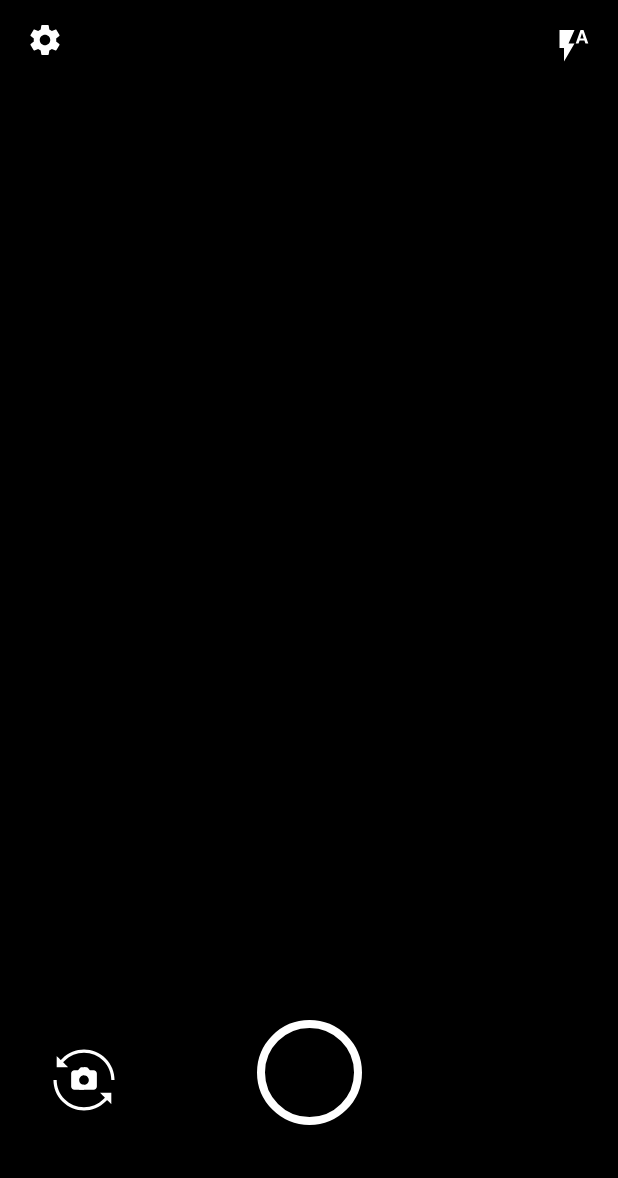
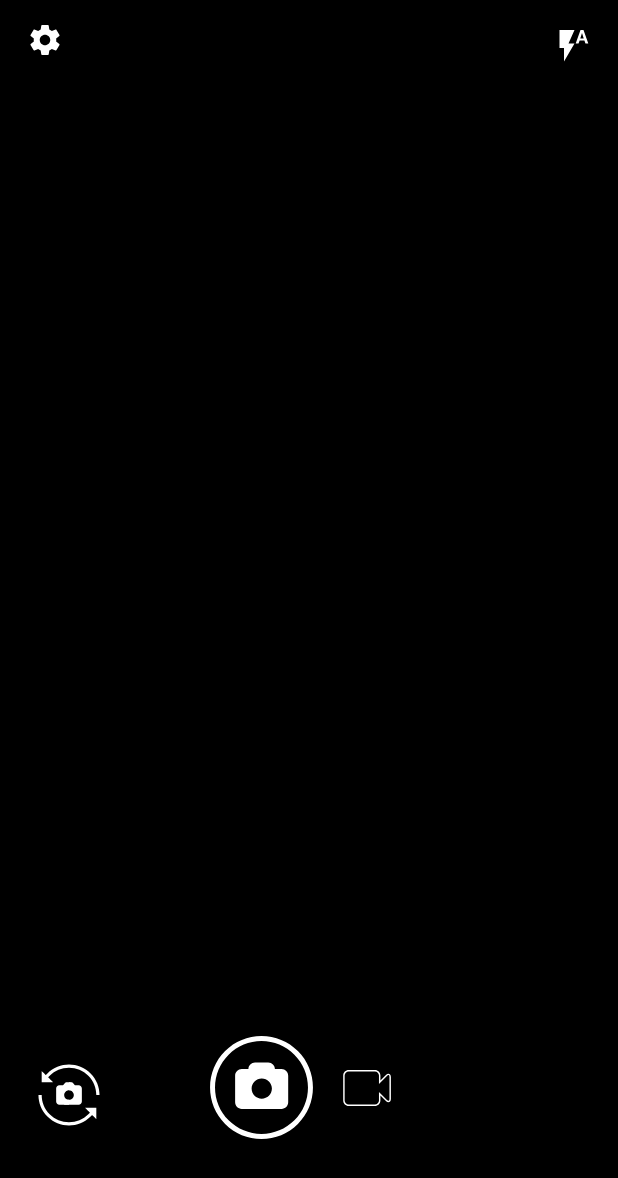
Before and after one commit to vasskob/CameraTest, an Android app: the screen it shows after launch (CameraActivity), on a phone screen of 412 x 824 dp. Shown: the top 1178 px of the screen. Run offline under Robolectric (Android 15) with nearby library versions, the phone set to English and light mode, and no system bars; our stand-ins replace ButterKnife; libraries missing offline, so code that uses them is left out: com.mikhaellopez.circularimageview, com.nabinbhandari.android; plain views replace CircularImageView; Roboto replaces fonts that are not available here; 1 statement that could not run was skipped.

Commit message:
Add photo & video capturing on mane screen. Add new icons for capture btns. Refactoring. Bug fixing.

```diff
--- a/app/src/main/java/com/example/vasskob/mycamera/customView/FocusView.java
+++ b/app/src/main/java/com/example/vasskob/mycamera/customView/FocusView.java
@@ -10,7 +10,7 @@ import android.view.View;
 
 import com.example.vasskob.mycamera.R;
 
-import static com.example.vasskob.mycamera.utils.CameraUtils.FOCUS_VIEW_HEIGHT;
+import static com.example.vasskob.mycamera.utils.Constants.FOCUS_VIEW_HEIGHT;
 
 
 public class FocusView extends View {
--- a/app/src/main/java/com/example/vasskob/mycamera/screens/PhotoViewerActivity.java
+++ b/app/src/main/java/com/example/vasskob/mycamera/screens/PhotoViewerActivity.java
@@ -13,7 +13,7 @@ import butterknife.BindView;
 import butterknife.ButterKnife;
 import butterknife.OnClick;
 
-import static com.example.vasskob.mycamera.utils.CameraUtils.PHOTO_PATH;
+import static com.example.vasskob.mycamera.utils.Constants.PHOTO_PATH;
 
 
 public class PhotoViewerActivity extends Activity {
--- a/app/src/main/res/drawable/btn_selector.xml
+++ /dev/null
@@ -1,6 +0,0 @@
-<?xml version="1.0" encoding="utf-8"?>
-<selector xmlns:android="http://schemas.android.com/apk/res/android">
-    <item android:drawable="@drawable/btn_shape_pressed" android:state_pressed="true"/>
-    <item android:drawable="@drawable/btn_shape_pressed_video" android:state_selected="true"/>
-    <item android:drawable="@drawable/btn_shape"/>
-</selector>
--- /dev/null
+++ b/app/src/main/res/drawable/ic_camera.xml
@@ -0,0 +1,12 @@
+<vector xmlns:android="http://schemas.android.com/apk/res/android"
+        android:width="24dp"
+        android:height="24dp"
+        android:viewportHeight="1000.0"
+        android:viewportWidth="1000.0">
+    <path
+        android:fillColor="#FFFFFF"
+        android:pathData="M500,990c-130.9,0 -253.9,-51 -346.5,-143.5C61,753.9 10,630.9 10,500c0,-130.9 51,-253.9 143.5,-346.5C246.1,61 369.1,10 500,10c130.9,0 253.9,51 346.5,143.5C939,246.1 990,369.1 990,500c0,130.9 -51,253.9 -143.5,346.5C753.9,939 630.9,990 500,990zM500,57.3c-118.3,0 -229.4,46 -313,129.7C103.3,270.6 57.3,381.7 57.3,500c0,118.3 46,229.4 129.7,313c83.6,83.6 194.8,129.7 313,129.7c118.3,0 229.4,-46.1 313,-129.7c83.6,-83.6 129.7,-194.8 129.7,-313c0,-118.3 -46,-229.4 -129.7,-313C729.4,103.3 618.3,57.3 500,57.3z"/>
+    <path
+        android:fillColor="#FFFFFF"
+        android:pathData="M691,324.7h-63.2c0,-34.9 -28.3,-63.2 -63.2,-63.2H438.4c-34.9,0 -63.2,28.3 -63.2,63.2H312c-34.9,0 -63.2,28.3 -63.2,63.2v252.7c0,34.9 28.3,63.2 63.2,63.2h379c34.9,0 63.2,-28.3 63.2,-63.2V387.9C754.2,353 725.9,324.7 691,324.7L691,324.7zM502.5,606.7c-53.3,0 -96.6,-43.2 -96.6,-96.6c0,-53.3 43.2,-96.6 96.6,-96.6c53.3,0 96.6,43.2 96.6,96.6C599.1,563.5 555.9,606.7 502.5,606.7L502.5,606.7z"/>
+</vector>
--- /dev/null
+++ b/app/src/main/res/drawable/ic_camera_pressed.xml
@@ -0,0 +1,12 @@
+<vector xmlns:android="http://schemas.android.com/apk/res/android"
+        android:width="24dp"
+        android:height="24dp"
+        android:viewportHeight="1000.0"
+        android:viewportWidth="1000.0">
+    <path
+        android:fillColor="#DD2C00"
+        android:pathData="M500,990c-130.9,0 -253.9,-51 -346.5,-143.5C61,753.9 10,630.9 10,500c0,-130.9 51,-253.9 143.5,-346.5C246.1,61 369.1,10 500,10c130.9,0 253.9,51 346.5,143.5C939,246.1 990,369.1 990,500c0,130.9 -51,253.9 -143.5,346.5C753.9,939 630.9,990 500,990zM500,57.3c-118.3,0 -229.4,46 -313,129.7C103.3,270.6 57.3,381.7 57.3,500c0,118.3 46,229.4 129.7,313c83.6,83.6 194.8,129.7 313,129.7c118.3,0 229.4,-46.1 313,-129.7c83.6,-83.6 129.7,-194.8 129.7,-313c0,-118.3 -46,-229.4 -129.7,-313C729.4,103.3 618.3,57.3 500,57.3z"/>
+    <path
+        android:fillColor="#DD2C00"
+        android:pathData="M691,324.7h-63.2c0,-34.9 -28.3,-63.2 -63.2,-63.2H438.4c-34.9,0 -63.2,28.3 -63.2,63.2H312c-34.9,0 -63.2,28.3 -63.2,63.2v252.7c0,34.9 28.3,63.2 63.2,63.2h379c34.9,0 63.2,-28.3 63.2,-63.2V387.9C754.2,353 725.9,324.7 691,324.7L691,324.7zM502.5,606.7c-53.3,0 -96.6,-43.2 -96.6,-96.6c0,-53.3 43.2,-96.6 96.6,-96.6c53.3,0 96.6,43.2 96.6,96.6C599.1,563.5 555.9,606.7 502.5,606.7L502.5,606.7z"/>
+</vector>
--- /dev/null
+++ b/app/src/main/res/drawable/ic_video_off.xml
@@ -0,0 +1,12 @@
+<vector xmlns:android="http://schemas.android.com/apk/res/android"
+        android:width="24dp"
+        android:height="24dp"
+        android:viewportHeight="1200"
+        android:viewportWidth="1200">
+    <path
+        android:fillColor="@color/transparent_40"
+        android:pathData="M600,50C296.7,50 50,296.7 50,600s246.7,550 550,550c303.3,0 550,-246.7 550,-550C1150,296.7 903.3,50 600,50z"/>
+    <path
+        android:fillColor="#FFFFFF"
+        android:pathData="M732,379.7c29.8,0 54.2,24.4 54.2,54.2v111.4l106.4,-106.4c7.1,-7.1 13.8,-10.6 19.2,-10.6c8.6,0 14.2,8.5 14.2,24.4v294.4c0,15.9 -5.6,24.4 -14.2,24.4c-5.5,0 -12.1,-3.4 -19.2,-10.6L786.2,654.6v111.4c0,29.8 -24.4,54.2 -54.2,54.2H382.8c-29.8,0 -54.2,-24.4 -54.2,-54.2V433.9c0,-29.8 24.4,-54.2 54.2,-54.2L732,379.7M732,360.4H382.8c-40.5,0 -73.5,33 -73.5,73.5v332.1c0,40.5 33,73.5 73.5,73.5h349.2c40.5,0 73.5,-33 73.5,-73.5v-64.8l73.5,73.4c10.8,10.8 21.8,16.2 32.9,16.2c15.5,0 33.5,-11.5 33.5,-43.7v-294.4c0,-32.3 -18.1,-43.7 -33.5,-43.7c-11.1,0 -22.1,5.5 -32.9,16.2l-73.4,73.4v-64.8C805.6,393.4 772.6,360.4 732,360.4L732,360.4z"/>
+</vector>
--- /dev/null
+++ b/app/src/main/res/drawable/ic_video_on.xml
@@ -0,0 +1,12 @@
+<vector xmlns:android="http://schemas.android.com/apk/res/android"
+        android:width="24dp"
+        android:height="24dp"
+        android:viewportHeight="1200.0"
+        android:viewportWidth="1200.0">
+    <path
+        android:fillColor="#DD2C00"
+        android:pathData="M600,50C296.7,50 50,296.7 50,600s246.7,550 550,550c303.3,0 550,-246.7 550,-550C1150,296.7 903.3,50 600,50z"/>
+    <path
+        android:fillColor="#FFFFFF"
+        android:pathData="M732,379.7c29.8,0 54.2,24.4 54.2,54.2v111.4l106.4,-106.4c7.1,-7.1 13.8,-10.6 19.2,-10.6c8.6,0 14.2,8.5 14.2,24.4v294.4c0,15.9 -5.6,24.4 -14.2,24.4c-5.5,0 -12.1,-3.4 -19.2,-10.6L786.2,654.6v111.4c0,29.8 -24.4,54.2 -54.2,54.2H382.8c-29.8,0 -54.2,-24.4 -54.2,-54.2V433.9c0,-29.8 24.4,-54.2 54.2,-54.2L732,379.7M732,360.4H382.8c-40.5,0 -73.5,33 -73.5,73.5v332.1c0,40.5 33,73.5 73.5,73.5h349.2c40.5,0 73.5,-33 73.5,-73.5v-64.8l73.5,73.4c10.8,10.8 21.8,16.2 32.9,16.2c15.5,0 33.5,-11.5 33.5,-43.7v-294.4c0,-32.3 -18.1,-43.7 -33.5,-43.7c-11.1,0 -22.1,5.5 -32.9,16.2l-73.4,73.4v-64.8C805.6,393.4 772.6,360.4 732,360.4L732,360.4z"/>
+</vector>
--- /dev/null
+++ b/app/src/main/res/drawable/photo_btn_selector.xml
@@ -0,0 +1,5 @@
+<?xml version="1.0" encoding="utf-8"?>
+<selector xmlns:android="http://schemas.android.com/apk/res/android">
+    <item android:drawable="@drawable/ic_camera_pressed" android:state_pressed="true"/>
+    <item android:drawable="@drawable/ic_camera"/>
+</selector>
--- /dev/null
+++ b/app/src/main/res/drawable/video_btn_selector.xml
@@ -0,0 +1,5 @@
+<?xml version="1.0" encoding="utf-8"?>
+<selector xmlns:android="http://schemas.android.com/apk/res/android">
+    <item android:drawable="@drawable/ic_video_on" android:state_selected="true"/>
+    <item android:drawable="@drawable/ic_video_off"/>
+</selector>
--- a/app/src/main/res/layout/activity_camera.xml
+++ b/app/src/main/res/layout/activity_camera.xml
@@ -43,30 +43,44 @@
         android:id="@+id/btn_camera_switch"
         android:layout_width="60dp"
         android:layout_height="60dp"
-        android:layout_marginBottom="26dp"
-        android:layout_marginStart="26dp"
+        android:contentDescription="@string/switch_btn"
+        android:layout_marginBottom="16dp"
+        android:layout_marginStart="16dp"
         android:src="@drawable/front_back_switch_button_animation"
         app:layout_constraintBottom_toBottomOf="@+id/view_bottom"
         app:layout_constraintStart_toStartOf="parent"/>
 
-    <Button
-        android:id="@+id/btn_capture"
-        android:layout_width="70dp"
-        android:layout_height="70dp"
+    <android.support.v7.widget.LinearLayoutCompat
+        android:layout_width="wrap_content"
+        android:layout_height="wrap_content"
         android:layout_alignParentBottom="true"
-        android:layout_centerInParent="true"
-        android:layout_marginBottom="26dp"
-        android:background="@drawable/btn_selector"
+        android:layout_marginBottom="16dp"
         app:layout_constraintBottom_toBottomOf="@+id/view_bottom"
         app:layout_constraintEnd_toEndOf="parent"
-        app:layout_constraintStart_toStartOf="parent"/>
+        app:layout_constraintStart_toStartOf="parent">
+
+        <Button
+            android:id="@+id/btn_capture_photo"
+            android:layout_width="70dp"
+            android:layout_height="70dp"
+            android:layout_centerInParent="true"
+            android:layout_marginEnd="4dp"
+            android:background="@drawable/photo_btn_selector"/>
+
+        <Button
+            android:id="@+id/btn_capture_video"
+            android:layout_width="60dp"
+            android:layout_height="60dp"
+            android:layout_centerInParent="true"
+            android:background="@drawable/video_btn_selector"/>
+    </android.support.v7.widget.LinearLayoutCompat>
 
     <com.mikhaellopez.circularimageview.CircularImageView
         android:id="@+id/iv_thumbnail"
         android:layout_width="60dp"
         android:layout_height="60dp"
-        android:layout_marginBottom="26dp"
-        android:layout_marginEnd="26dp"
+        android:layout_marginBottom="16dp"
+        android:layout_marginEnd="16dp"
         app:civ_border_color="#EEEEEE"
         app:civ_border_width="0.5dp"
         app:civ_shadow="true"
--- a/app/src/main/res/values/colors.xml
+++ b/app/src/main/res/values/colors.xml
@@ -4,6 +4,7 @@
     <color name="colorPrimaryDark">@android:color/transparent</color>
     <color name="colorAccent">#03A9F4</color>
 
+    <color name="transparent_40">#40000000</color>
     <color name="black_overlay">#66000000</color>
     <color name="colorWhite">#FFFFFF</color>
     <color name="darker_gray">#2a2a2a</color>
```
Also changed, not shown: app/src/main/java/com/example/vasskob/mycamera/customView/CameraPreview.java (+2 -33 lines), app/src/main/java/com/example/vasskob/mycamera/screens/CameraActivity.java (+110 -42 lines), app/src/main/java/com/example/vasskob/mycamera/screens/SettingsActivity.java (+9 -8 lines), app/src/main/java/com/example/vasskob/mycamera/utils/CameraUtils.java (+20 -31 lines), app/src/main/java/com/example/vasskob/mycamera/utils/Constants.java (added, +33 -0 lines), app/src/main/java/com/example/vasskob/mycamera/utils/PictureSize.java (+10 -8 lines), app/src/main/res/values/strings.xml (+1 -36 lines).
